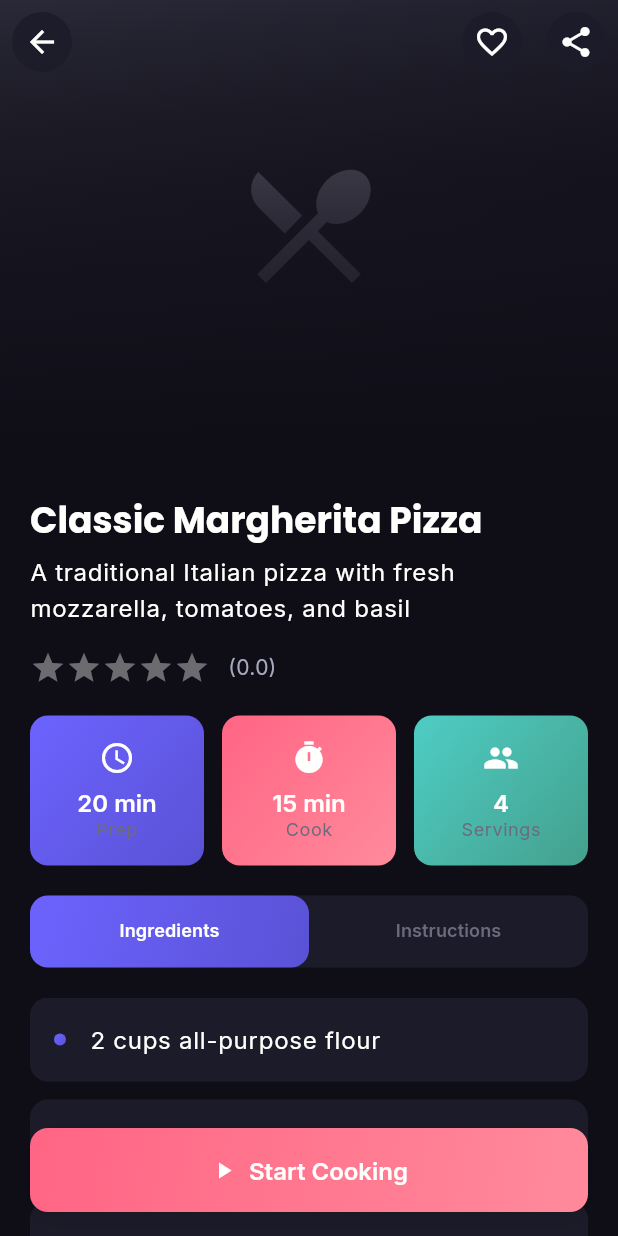
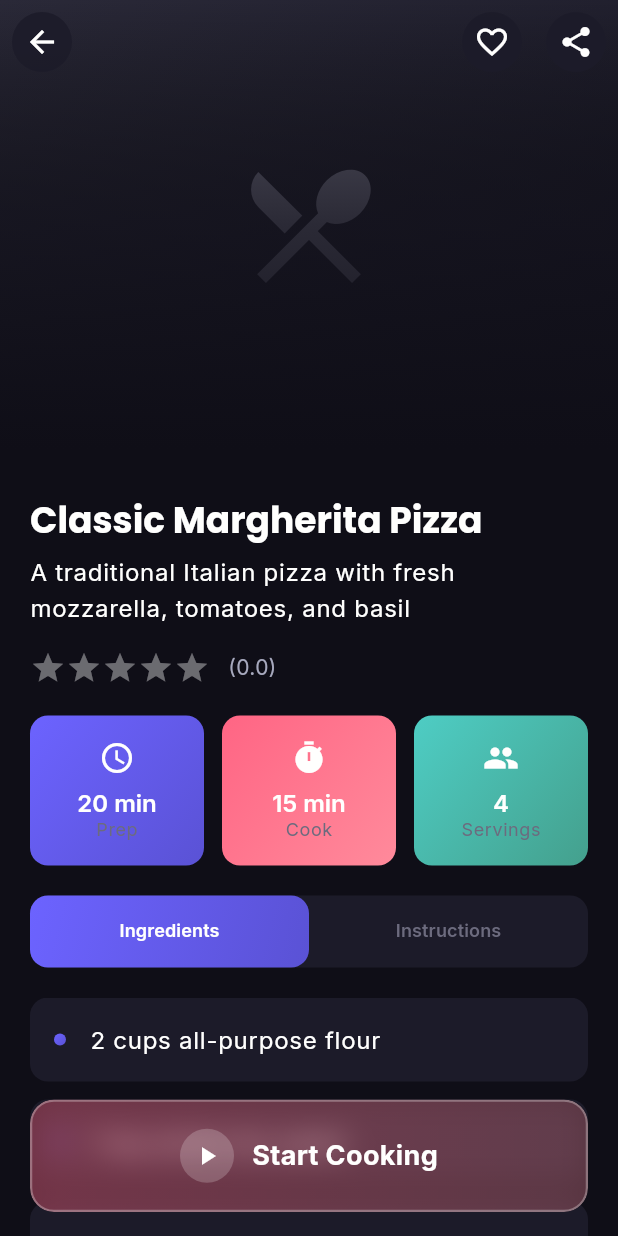
Before and after one commit to dineshkokare123/ai_recipe_app, a Flutter app: the screen it shows after launch, after a tap on "Classic Margherita Pizza", on a phone screen of 412 x 824 dp. Run offline on Flutter 3.47's test engine with Material 3 defaults, Android fonts, the phone set to English and light mode, and no system bars; drawn by our look-alikes of flutter_rating_bar; our stand-ins replace cached_network_image, chewie, flutter_staggered_animations, google_fonts, google_generative_ai, hive and 2 more; accounts and stored records are empty.

```diff
--- a/lib/screens/home_screen.dart
+++ b/lib/screens/home_screen.dart
@@ -7,6 +7,7 @@ import '../widgets/recipe_card.dart';
 import '../widgets/category_chip.dart';
 import '../widgets/search_bar_widget.dart';
 import '../widgets/stats_card.dart';
+import '../widgets/glass_widgets.dart';
 import 'recipe_detail_screen.dart';
 import 'ai_generate_screen.dart';
 
@@ -92,6 +93,7 @@ class _HomeScreenState extends State<HomeScreen>
                   child: const Icon(
                     Icons.restaurant_menu,
                     color: AppTheme.primaryColor,
+                    size: 28,
                   ),
                 ),
               ],
@@ -325,23 +327,42 @@ class _HomeScreenState extends State<HomeScreen>
   }
 
   Widget _buildFAB(BuildContext context) {
-    return Container(
-      decoration: BoxDecoration(
-        gradient: AppTheme.primaryGradient,
-        borderRadius: BorderRadius.circular(16),
-        boxShadow: AppTheme.glowShadow,
+    return GlassButton(
+      padding: const EdgeInsets.symmetric(horizontal: 24, vertical: 16),
+      borderRadius: BorderRadius.circular(30),
+      gradient: LinearGradient(
+        colors: [
+          AppTheme.primaryGradient.colors.first.withOpacity(0.4),
+          AppTheme.primaryGradient.colors.last.withOpacity(0.3),
+        ],
       ),
-      child: FloatingActionButton.extended(
-        onPressed: () {
-          Navigator.push(
-            context,
-            MaterialPageRoute(builder: (context) => const AIGenerateScreen()),
-          );
-        },
-        backgroundColor: Colors.transparent,
-        elevation: 0,
-        icon: const Icon(Icons.auto_awesome),
-        label: const Text('Generate with AI'),
+      onTap: () {
+        Navigator.push(
+          context,
+          MaterialPageRoute(builder: (context) => const AIGenerateScreen()),
+        );
+      },
+      child: Row(
+        mainAxisSize: MainAxisSize.min,
+        children: [
+          Container(
+            padding: const EdgeInsets.all(8),
+            decoration: BoxDecoration(
+              color: Colors.white.withOpacity(0.2),
+              shape: BoxShape.circle,
+            ),
+            child: const Icon(Icons.auto_awesome, size: 20),
+          ),
+          const SizedBox(width: 12),
+          const Text(
+            'Generate with AI',
+            style: TextStyle(
+              fontSize: 16,
+              fontWeight: FontWeight.w600,
+              color: AppTheme.textPrimary,
+            ),
+          ),
+        ],
       ),
     );
   }
--- a/lib/screens/recipe_detail_screen.dart
+++ b/lib/screens/recipe_detail_screen.dart
@@ -6,6 +6,8 @@ import '../models/recipe_model.dart';
 import '../providers/recipe_provider.dart';
 import '../theme/app_theme.dart';
 import 'cooking_mode_screen.dart';
+import '../widgets/video_player_widget.dart';
+import '../widgets/glass_widgets.dart';
 
 class RecipeDetailScreen extends StatefulWidget {
   final Recipe recipe;
@@ -45,6 +47,23 @@ class _RecipeDetailScreenState extends State<RecipeDetailScreen>
               crossAxisAlignment: CrossAxisAlignment.start,
               children: [
                 _buildHeader(),
+                if (widget.recipe.videoUrl != null) ...[
+                  Padding(
+                    padding: const EdgeInsets.symmetric(horizontal: 20),
+                    child: Column(
+                      crossAxisAlignment: CrossAxisAlignment.start,
+                      children: [
+                        Text(
+                          'Recipe Video',
+                          style: Theme.of(context).textTheme.headlineMedium,
+                        ),
+                        const SizedBox(height: 12),
+                        VideoPlayerWidget(videoUrl: widget.recipe.videoUrl!),
+                        const SizedBox(height: 24),
+                      ],
+                    ),
+                  ),
+                ],
                 _buildQuickInfo(),
                 _buildTabBar(),
                 _buildTabContent(),
@@ -481,37 +500,46 @@ class _RecipeDetailScreenState extends State<RecipeDetailScreen>
   Widget _buildActionButtons(BuildContext context) {
     return Padding(
       padding: const EdgeInsets.symmetric(horizontal: 20),
-      child: Row(
-        children: [
-          Expanded(
-            child: Container(
-              decoration: BoxDecoration(
-                gradient: AppTheme.secondaryGradient,
-                borderRadius: BorderRadius.circular(12),
-                boxShadow: AppTheme.softShadow,
+      child: GlassButton(
+        padding: const EdgeInsets.symmetric(vertical: 18, horizontal: 32),
+        borderRadius: BorderRadius.circular(16),
+        gradient: LinearGradient(
+          colors: [
+            AppTheme.secondaryGradient.colors.first.withOpacity(0.4),
+            AppTheme.secondaryGradient.colors.last.withOpacity(0.3),
+          ],
         ),
-              child: ElevatedButton.icon(
-                onPressed: () {
+        onTap: () {
           Navigator.push(
             context,
             MaterialPageRoute(
-                      builder: (context) =>
-                          CookingModeScreen(recipe: widget.recipe),
+              builder: (context) => CookingModeScreen(recipe: widget.recipe),
             ),
           );
         },
-                style: ElevatedButton.styleFrom(
-                  backgroundColor: Colors.transparent,
-                  shadowColor: Colors.transparent,
-                  minimumSize: const Size(0, 56),
+        child: Row(
+          mainAxisAlignment: MainAxisAlignment.center,
+          children: [
+            Container(
+              padding: const EdgeInsets.all(8),
+              decoration: BoxDecoration(
+                color: Colors.white.withOpacity(0.2),
+                shape: BoxShape.circle,
               ),
-                icon: const Icon(Icons.play_arrow),
-                label: const Text('Start Cooking'),
+              child: const Icon(Icons.play_arrow, size: 20),
             ),
+            const SizedBox(width: 12),
+            const Text(
+              'Start Cooking',
+              style: TextStyle(
+                fontSize: 18,
+                fontWeight: FontWeight.bold,
+                color: AppTheme.textPrimary,
               ),
             ),
           ],
         ),
+      ),
     );
   }
 }
--- /dev/null
+++ b/lib/widgets/glass_widgets.dart
@@ -0,0 +1,274 @@
+import 'dart:ui';
+import 'package:flutter/material.dart';
+
+/// A reusable glassmorphism widget that creates a frosted glass effect
+class GlassContainer extends StatelessWidget {
+  final Widget child;
+  final double? width;
+  final double? height;
+  final EdgeInsetsGeometry? padding;
+  final EdgeInsetsGeometry? margin;
+  final BorderRadius? borderRadius;
+  final double blur;
+  final double opacity;
+  final Color? color;
+  final Border? border;
+  final List<BoxShadow>? boxShadow;
+
+  const GlassContainer({
+    super.key,
+    required this.child,
+    this.width,
+    this.height,
+    this.padding,
+    this.margin,
+    this.borderRadius,
+    this.blur = 10.0,
+    this.opacity = 0.1,
+    this.color,
+    this.border,
+    this.boxShadow,
+  });
+
+  @override
+  Widget build(BuildContext context) {
+    return Container(
+      width: width,
+      height: height,
+      margin: margin,
+      decoration: BoxDecoration(
+        borderRadius: borderRadius ?? BorderRadius.circular(16),
+        boxShadow: boxShadow,
+      ),
+      child: ClipRRect(
+        borderRadius: borderRadius ?? BorderRadius.circular(16),
+        child: BackdropFilter(
+          filter: ImageFilter.blur(sigmaX: blur, sigmaY: blur),
+          child: Container(
+            padding: padding,
+            decoration: BoxDecoration(
+              color: color ?? Colors.white.withOpacity(opacity),
+              borderRadius: borderRadius ?? BorderRadius.circular(16),
+              border:
+                  border ??
+                  Border.all(color: Colors.white.withOpacity(0.2), width: 1.5),
+            ),
+            child: child,
+          ),
+        ),
+      ),
+    );
+  }
+}
+
+/// A glass card with gradient background
+class GlassCard extends StatelessWidget {
+  final Widget child;
+  final double? width;
+  final double? height;
+  final EdgeInsetsGeometry? padding;
+  final EdgeInsetsGeometry? margin;
+  final BorderRadius? borderRadius;
+  final Gradient? gradient;
+  final double blur;
+
+  const GlassCard({
+    super.key,
+    required this.child,
+    this.width,
+    this.height,
+    this.padding,
+    this.margin,
+    this.borderRadius,
+    this.gradient,
+    this.blur = 15.0,
+  });
+
+  @override
+  Widget build(BuildContext context) {
+    return Container(
+      width: width,
+      height: height,
+      margin: margin,
+      decoration: BoxDecoration(
+        borderRadius: borderRadius ?? BorderRadius.circular(20),
+        boxShadow: [
+          BoxShadow(
+            color: Colors.black.withOpacity(0.1),
+            blurRadius: 20,
+            offset: const Offset(0, 10),
+          ),
+        ],
+      ),
+      child: ClipRRect(
+        borderRadius: borderRadius ?? BorderRadius.circular(20),
+        child: BackdropFilter(
+          filter: ImageFilter.blur(sigmaX: blur, sigmaY: blur),
+          child: Container(
+            padding: padding ?? const EdgeInsets.all(20),
+            decoration: BoxDecoration(
+              gradient:
+                  gradient ??
+                  LinearGradient(
+                    begin: Alignment.topLeft,
+                    end: Alignment.bottomRight,
+                    colors: [
+                      Colors.white.withOpacity(0.15),
+                      Colors.white.withOpacity(0.05),
+                    ],
+                  ),
+              borderRadius: borderRadius ?? BorderRadius.circular(20),
+              border: Border.all(
+                color: Colors.white.withOpacity(0.2),
+                width: 1.5,
+              ),
+            ),
+            child: child,
+          ),
+        ),
+      ),
+    );
+  }
+}
+
+/// A glass button with ripple effect
+class GlassButton extends StatelessWidget {
+  final Widget child;
+  final VoidCallback? onTap;
+  final EdgeInsetsGeometry? padding;
+  final BorderRadius? borderRadius;
+  final Gradient? gradient;
+
+  const GlassButton({
+    super.key,
+    required this.child,
+    this.onTap,
+    this.padding,
+    this.borderRadius,
+    this.gradient,
+  });
+
+  @override
+  Widget build(BuildContext context) {
+    return ClipRRect(
+      borderRadius: borderRadius ?? BorderRadius.circular(16),
+      child: BackdropFilter(
+        filter: ImageFilter.blur(sigmaX: 10, sigmaY: 10),
+        child: Material(
+          color: Colors.transparent,
+          child: InkWell(
+            onTap: onTap,
+            child: Container(
+              padding:
+                  padding ??
+                  const EdgeInsets.symmetric(horizontal: 24, vertical: 16),
+              decoration: BoxDecoration(
+                gradient:
+                    gradient ??
+                    LinearGradient(
+                      colors: [
+                        Colors.white.withOpacity(0.2),
+                        Colors.white.withOpacity(0.1),
+                      ],
+                    ),
+                borderRadius: borderRadius ?? BorderRadius.circular(16),
+                border: Border.all(
+                  color: Colors.white.withOpacity(0.3),
+                  width: 1.5,
+                ),
+              ),
+              child: child,
+            ),
+          ),
+        ),
+      ),
+    );
+  }
+}
+
+/// A glass app bar
+class GlassAppBar extends StatelessWidget {
+  final Widget title;
+  final List<Widget>? actions;
+  final Widget? leading;
+  final double height;
+
+  const GlassAppBar({
+    super.key,
+    required this.title,
+    this.actions,
+    this.leading,
+    this.height = 80,
+  });
+
+  @override
+  Widget build(BuildContext context) {
+    return ClipRRect(
+      child: BackdropFilter(
+        filter: ImageFilter.blur(sigmaX: 10, sigmaY: 10),
+        child: Container(
+          height: height,
+          padding: const EdgeInsets.symmetric(horizontal: 16),
+          decoration: BoxDecoration(
+            color: Colors.white.withOpacity(0.1),
+            border: Border(
+              bottom: BorderSide(
+                color: Colors.white.withOpacity(0.2),
+                width: 1,
+              ),
+            ),
+          ),
+          child: Row(
+            children: [
+              if (leading != null) leading!,
+              const SizedBox(width: 16),
+              Expanded(child: title),
+              if (actions != null) ...actions!,
+            ],
+          ),
+        ),
+      ),
+    );
+  }
+}
+
+/// A glass bottom navigation bar
+class GlassBottomBar extends StatelessWidget {
+  final List<Widget> children;
+  final double height;
+  final EdgeInsetsGeometry? padding;
+
+  const GlassBottomBar({
+    super.key,
+    required this.children,
+    this.height = 80,
+    this.padding,
+  });
+
+  @override
+  Widget build(BuildContext context) {
+    return ClipRRect(
+      borderRadius: const BorderRadius.vertical(top: Radius.circular(24)),
+      child: BackdropFilter(
+        filter: ImageFilter.blur(sigmaX: 10, sigmaY: 10),
+        child: Container(
+          height: height,
+          padding:
+              padding ??
+              const EdgeInsets.symmetric(horizontal: 20, vertical: 12),
+          decoration: BoxDecoration(
+            color: Colors.white.withOpacity(0.1),
+            borderRadius: const BorderRadius.vertical(top: Radius.circular(24)),
+            border: Border(
+              top: BorderSide(color: Colors.white.withOpacity(0.2), width: 1.5),
+            ),
+          ),
+          child: Row(
+            mainAxisAlignment: MainAxisAlignment.spaceAround,
+            children: children,
+          ),
+        ),
+      ),
+    );
+  }
+}
--- a/lib/widgets/search_bar_widget.dart
+++ b/lib/widgets/search_bar_widget.dart
@@ -35,8 +35,10 @@ class _SearchBarWidgetState extends State<SearchBarWidget> {
       child: TextField(
         controller: _controller,
         onChanged: widget.onSearch,
+        style: const TextStyle(color: AppTheme.textPrimary),
         decoration: InputDecoration(
           hintText: 'Search recipes, ingredients...',
+          hintStyle: TextStyle(color: AppTheme.textTertiary.withOpacity(0.7)),
           prefixIcon: const Icon(Icons.search, color: AppTheme.primaryColor),
           suffixIcon: _controller.text.isNotEmpty
               ? IconButton(
@@ -54,6 +56,10 @@ class _SearchBarWidgetState extends State<SearchBarWidget> {
           ),
           filled: true,
           fillColor: Colors.transparent,
+          contentPadding: const EdgeInsets.symmetric(
+            horizontal: 16,
+            vertical: 16,
+          ),
         ),
       ),
     );
--- a/lib/widgets/stats_card.dart
+++ b/lib/widgets/stats_card.dart
@@ -1,5 +1,6 @@
 import 'package:flutter/material.dart';
 import '../theme/app_theme.dart';
+import 'glass_widgets.dart';
 
 class StatsCard extends StatelessWidget {
   final String title;
@@ -17,13 +18,18 @@ class StatsCard extends StatelessWidget {
 
   @override
   Widget build(BuildContext context) {
-    return Container(
+    return GlassCard(
       padding: const EdgeInsets.all(16),
-      decoration: BoxDecoration(
-        gradient: gradient,
-        borderRadius: BorderRadius.circular(16),
-        boxShadow: AppTheme.softShadow,
+      borderRadius: BorderRadius.circular(16),
+      gradient: LinearGradient(
+        begin: Alignment.topLeft,
+        end: Alignment.bottomRight,
+        colors: [
+          gradient.colors.first.withOpacity(0.3),
+          gradient.colors.last.withOpacity(0.1),
+        ],
       ),
+      blur: 20,
       child: Column(
         crossAxisAlignment: CrossAxisAlignment.start,
         children: [
```
Also changed, not shown: 5 other files. Lines whose indentation alone changed are shown as unchanged.
